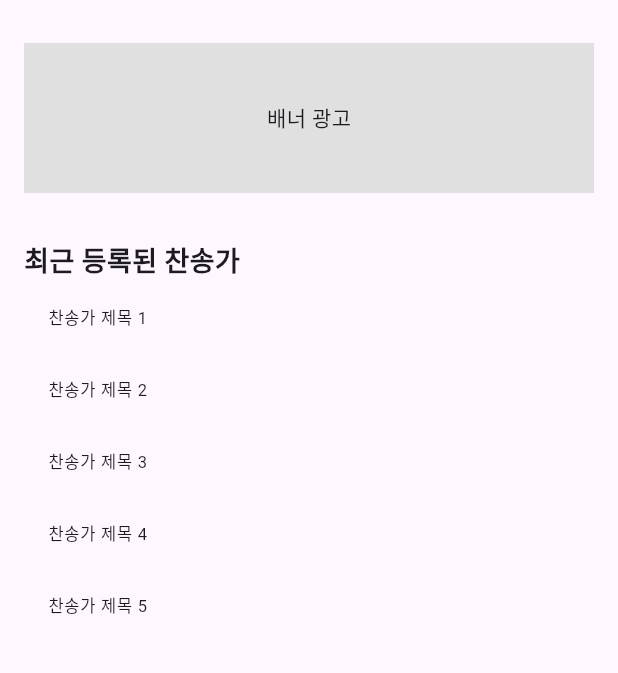
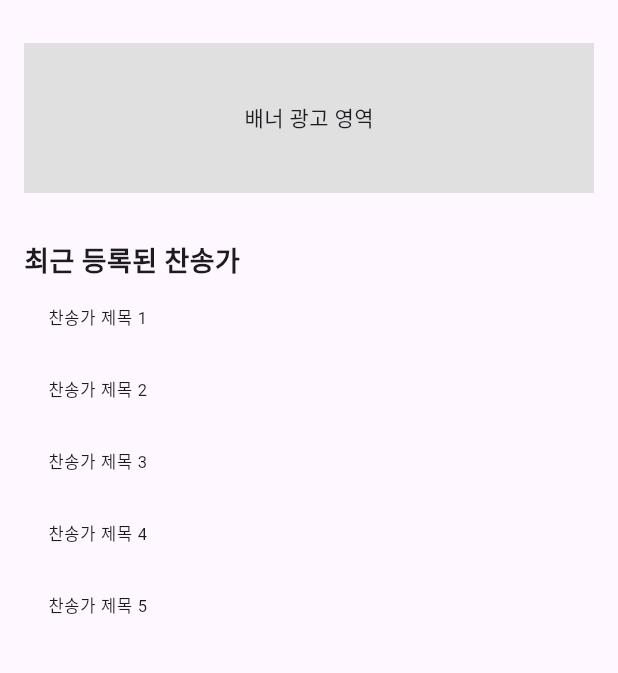
Before and after one commit to kys7442/ex8, a Flutter app: the screen it shows after launch, on a phone screen of 412 x 824 dp, the part 65-738 px from its top. Run offline on Flutter 3.47's test engine with Material 3 defaults, Android fonts, the phone set to English and light mode, and no system bars; our stand-ins replace flutter_dotenv, google_mobile_ads; network calls fail.

Commit message:
기능별 페이지 분리 로그인 기능 추가 광고 게재 관련 추가

```diff
--- a/lib/main.dart
+++ b/lib/main.dart
@@ -1,10 +1,12 @@
 import 'package:flutter/material.dart';
 import 'package:flutter_dotenv/flutter_dotenv.dart';
 import 'screens/splash_screen.dart';
+import 'package:google_mobile_ads/google_mobile_ads.dart';
 
 Future<void> main() async {
   const String env = String.fromEnvironment('ENV', defaultValue: 'development');
   await dotenv.load(fileName: 'assets/.env.$env');
+  MobileAds.instance.initialize(); // 광고 SDK 초기화
   runApp(MyApp());
 }
 
--- a/lib/screens/home_page.dart
+++ b/lib/screens/home_page.dart
@@ -5,6 +5,7 @@
 import 'etc3_page.dart';
 import 'settings_page.dart';
 import 'login_page.dart';
+import 'package:google_mobile_ads/google_mobile_ads.dart';
 
 class HomePage extends StatefulWidget {
   const HomePage({super.key});
@@ -15,11 +16,42 @@
 
 class _HomePageState extends State<HomePage> {
   bool isLoggedIn = false; // 로그인 여부를 저장하는 변수
+  BannerAd? _bannerAd; // 배너 광고 객체
+  bool _isBannerAdReady = false; // 광고 준비 여부
 
   void _logout() {
     setState(() {
       isLoggedIn = false; // 로그아웃 처리
     });
+  }
+
+  @override
+  void initState() {
+    super.initState();
+
+    // 배너 광고 초기화
+    _bannerAd = BannerAd(
+      adUnitId: 'ca-app-pub-3940256099942544/6300978111', // 테스트 광고 단위 ID (실제 광고 ID 사용 시 교체 필요)
+      request: AdRequest(),
+      size: AdSize.banner,
+      listener: BannerAdListener(
+        onAdLoaded: (_) {
+          setState(() {
+            _isBannerAdReady = true;
+          });
+        },
+        onAdFailedToLoad: (ad, error) {
+          print('Ad failed to load: $error');
+          ad.dispose();
+        },
+      ),
+    )..load();
+  }
+
+  @override
+  void dispose() {
+    _bannerAd?.dispose(); // 광고 해제
+    super.dispose();
   }
 
   @override
@@ -125,14 +157,23 @@
           ],
         ),
       ),
-      body: ListView(
+      body: Column(
+        children: [
+          if (_isBannerAdReady) // 광고 준비 여부 확인 후 광고 표시
+            Container(
+              width: _bannerAd!.size.width.toDouble(),
+              height: _bannerAd!.size.height.toDouble(),
+              child: AdWidget(ad: _bannerAd!),
+            ),
+          Expanded(
+            child: ListView(
               padding: EdgeInsets.all(16.0),
               children: [
                 // 배너 광고 박스
                 Container(
                   height: 100,
                   color: Colors.grey[300],
-            child: Center(child: Text('배너 광고')),
+                  child: Center(child: Text('배너 광고 영역')),
                 ),
                 SizedBox(height: 32),
 
@@ -197,6 +238,9 @@
                 SizedBox(height: 32),
               ],
             ),
+          ),
+        ],
+      ),
     );
   }
 }
```
Also changed, not shown: 2 other files. Lines whose indentation alone changed are shown as unchanged.
